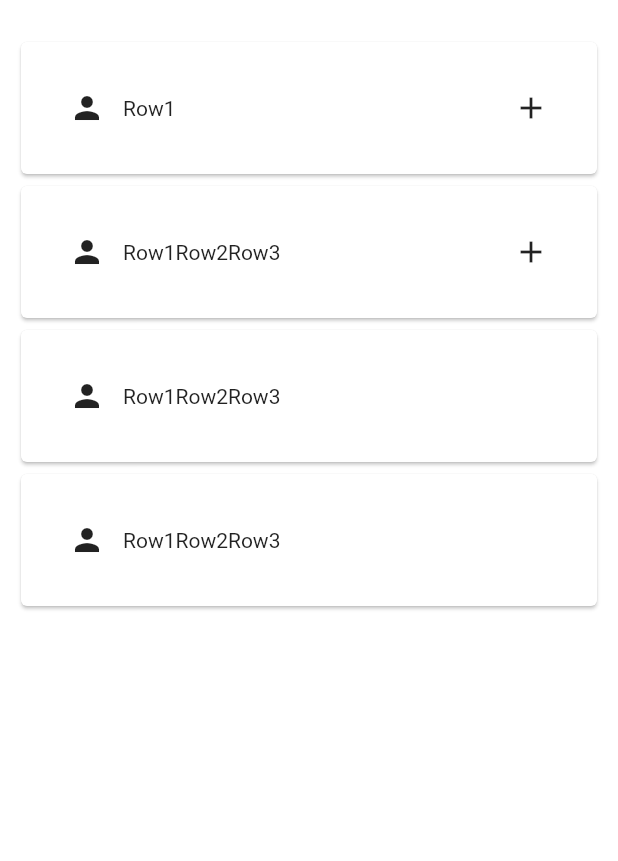
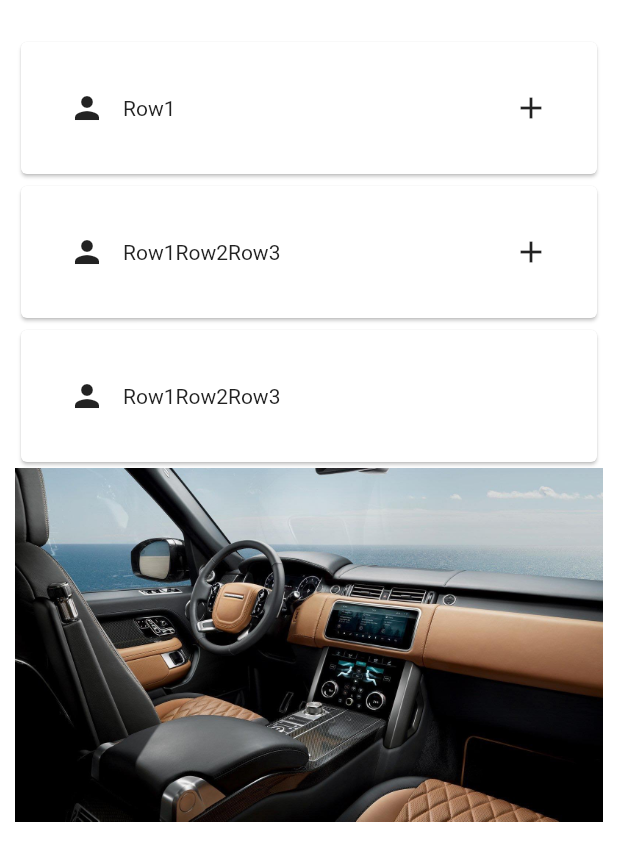
Before and after one commit to tonyhoangdev/flutter2, a Flutter app: the screen it shows after launch, on a phone screen of 412 x 824 dp. Shown: the top 861 px of the screen. Run offline on Flutter 3.47's test engine with Material 2 defaults, Android fonts, the phone set to English and light mode, and no system bars.

Commit message:
add Image

```diff
--- a/flutter_app/lib/main.dart
+++ b/flutter_app/lib/main.dart
@@ -110,24 +110,10 @@ class _MyStatefulWidgetState extends State<MyStatefulWidget> {
                 ),
               ),
             ),
-            Card(
-              child: Padding(
-                padding: const EdgeInsets.all(20.0),
-                child: Row(
-                  children: <Widget>[
-                    IconButton(
-                      icon: Icon(Icons.person),
-                      onPressed: () {
-                        print("person");
-                      },
-                    ),
-                    Text("Row1"),
-                    Text("Row2"),
-                    Text("Row3"),
-                  ],
-                ),
-              ),
-            ),
+
+            Image(
+              image: AssetImage("images/image1.jpg"),
+            )
           ],
         ),
       ),
--- a/flutter_app/pubspec.yaml
+++ b/flutter_app/pubspec.yaml
@@ -37,8 +37,8 @@ flutter:
   uses-material-design: true
 
   # To add assets to your application, add an assets section, like this:
-  # assets:
-  #  - images/a_dot_burr.jpeg
+  assets:
+    - images/image1.jpg
   #  - images/a_dot_ham.jpeg
 
   # An image asset can refer to one or more resolution-specific "variants", see
```
Also changed, not shown: flutter_app/images/image1.jpg (added).
